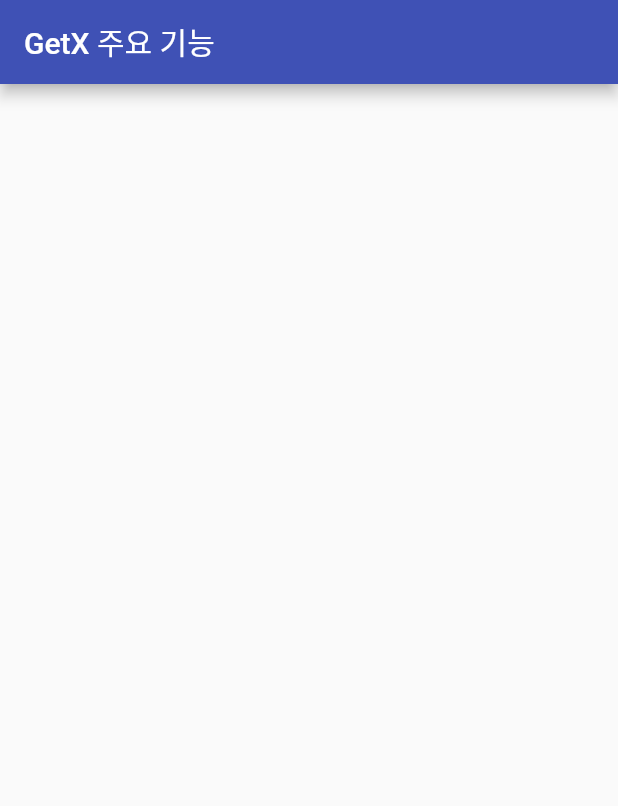
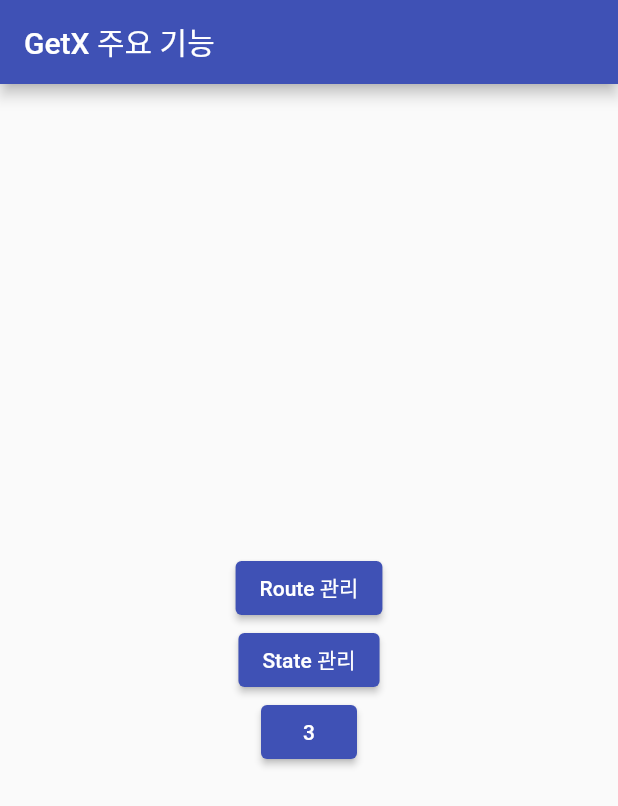
Before and after one commit to Riudiu/sample-get-x, a Flutter app: the screen it shows after launch, on a phone screen of 412 x 824 dp. Shown: the top 806 px of the screen. Run offline on Flutter 3.47's test engine with Material 2 defaults, Android fonts, the phone set to English and light mode, and no system bars; our stand-ins replace get.

Commit message:
홈 세팅

```diff
--- a/lib/main.dart
+++ b/lib/main.dart
@@ -1,5 +1,6 @@
 import 'package:flutter/material.dart';
 import 'package:get/get.dart';
+import 'package:sample_get_x/src/router/RoutePage.dart';
 
 void main() => runApp(const MyApp());
 
@@ -8,25 +9,13 @@
 
   @override
   Widget build(BuildContext context) {
-    return MaterialApp(
+    return GetMaterialApp(
       title: 'Flutter GetX Sample',
       theme: ThemeData(
         primarySwatch: Colors.indigo,
       ),
-      home: const MyHome(),
+      initialRoute: RoutePage.HOME_ROUTE,
+      getPages: RoutePage.getPageList,
     );
   }
 }
-
-class MyHome extends StatelessWidget {
-  const MyHome({Key? key}) : super(key: key);
-
-  @override
-  Widget build(BuildContext context) {
-    return Scaffold(
-      appBar: AppBar(
-        title: Text('GetX 주요 기능'),
-      ),
-    );
-  }
-}
--- /dev/null
+++ b/lib/src/page/Home.dart
@@ -0,0 +1,29 @@
+import 'package:flutter/material.dart';
+import 'package:sample_get_x/src/router/RoutePage.dart';
+
+class MyHome extends StatelessWidget {
+  const MyHome({Key? key}) : super(key: key);
+
+  @override
+  Widget build(BuildContext context) {
+    return Scaffold(
+      appBar: AppBar(
+        title: Text('GetX 주요 기능'),
+      ),
+      body: Center(
+        child: Column(
+          mainAxisAlignment: MainAxisAlignment.center,
+          children: [
+            ElevatedButton(
+                onPressed: () {
+                  RoutePage.movePage(RoutePage.ROUTE_MANAGE);
+                },
+                child: Text('Route 관리')),
+            ElevatedButton(onPressed: () {}, child: Text('State 관리')),
+            ElevatedButton(onPressed: () {}, child: Text('3')),
+          ],
+        ),
+      ),
+    );
+  }
+}
--- /dev/null
+++ b/lib/src/router/RoutePage.dart
@@ -0,0 +1,21 @@
+import 'package:get/get.dart';
+import 'package:sample_get_x/src/page/Home.dart';
+import 'package:sample_get_x/src/page/RouteManage.dart';
+
+class RoutePage {
+  static const String HOME_ROUTE = "/home";
+  static const String ROUTE_MANAGE = "/routeManage";
+
+  static movePage(String pageName) => Get.toNamed(pageName);
+
+  static final List<GetPage> getPageList = [
+    GetPage(
+      name: HOME_ROUTE,
+      page: () => MyHome(),
+    ),
+    GetPage(
+      name: ROUTE_MANAGE,
+      page: () => RouteManage(),
+    ),
+  ];
+}
```
Also changed, not shown: 1 other file.
